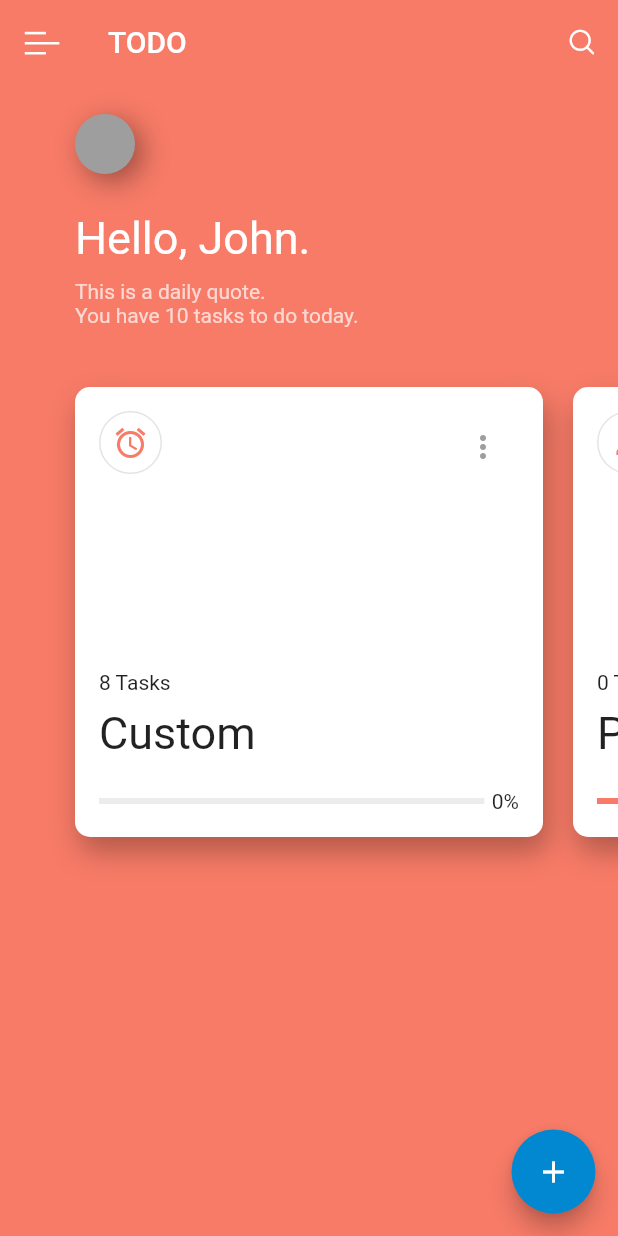
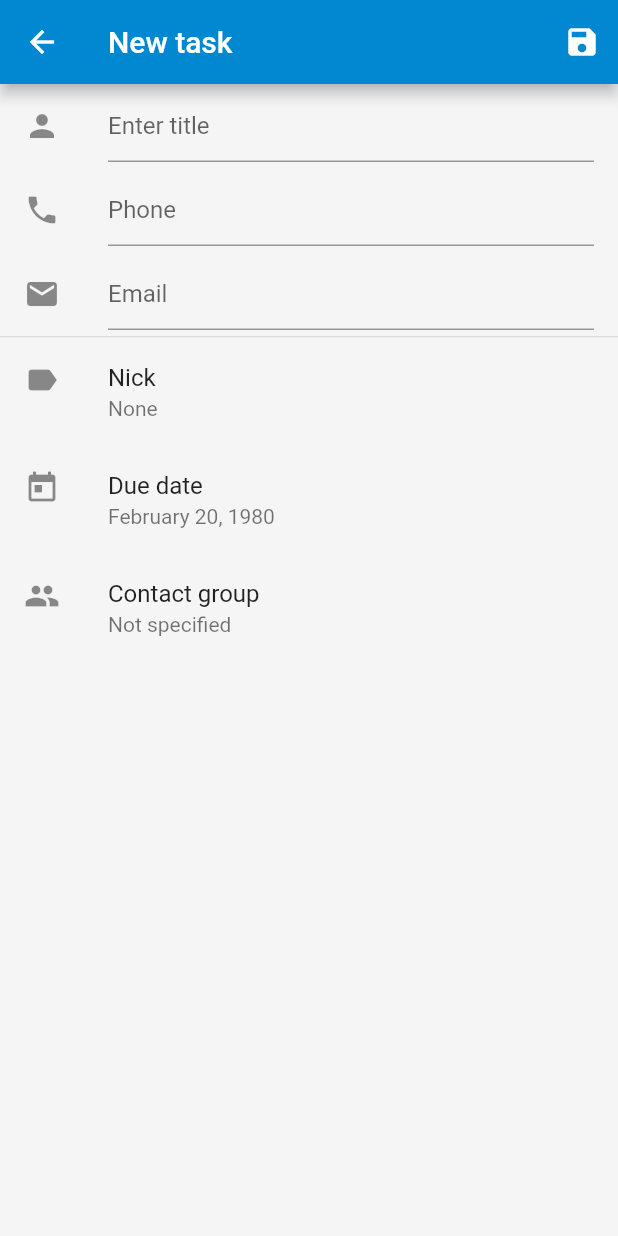
Before and after one commit to laksh22/NTYou, a Flutter app: the TodoPage screen opened directly, after a tap on the "add" icon, on a phone screen of 412 x 824 dp. Run offline on Flutter 3.47's test engine with Material 2 defaults, Android fonts, the phone set to English and light mode, and no system bars; our stand-ins replace carousel_slider, firebase_auth; missing offline and left inert: flutter_list_drag_and_drop, flutter_webview_plugin; accounts and stored records are empty; network calls fail.

Commit message:
add tasks

```diff
--- a/lib/campusbus/bus_tracker.dart
+++ b/lib/campusbus/bus_tracker.dart
@@ -161,6 +161,8 @@ class _BusPageState extends State<BusPage> {
                       0,30, MediaQuery.of(context).size
                       .width, 600.0),
                   userAgent: kAndroidUserAgent);
+              final Rect rect = new Rect.fromLTWH(0.0, 30.0, 700, 600);
+              flutterWebviewPlugin.resize(rect);
             },
             child: const Text('Go to the bus'),
             color: Colors.blue,
--- a/lib/home.dart
+++ b/lib/home.dart
@@ -95,7 +95,7 @@ class Home extends StatelessWidget {
                                       onPressed: (){
                                         Navigator.push(
                                           context,
-                                          MaterialPageRoute(builder: (context) =>BusPage()),
+                                          MaterialPageRoute(builder: (context) =>TodoPage()),
                                         );
                                     },
                                     text: 'Get some food',
--- /dev/null
+++ b/lib/todolist/AddTask.dart
@@ -0,0 +1,76 @@
+import 'dart:async';
+import 'package:tech_fest_app/getfood/SelectDish1.dart';
+import 'package:flutter/material.dart';
+import 'package:flutter/foundation.dart';
+
+
+class AddTaskPage extends StatefulWidget {
+  const AddTaskPage({Key key, this.title}) : super(key: key);
+
+  final String title;
+
+  @override
+  _AddTaskState createState() => new _AddTaskState();
+}
+
+class _AddTaskState extends State<AddTaskPage> {
+  @override
+  Widget build(BuildContext context){
+    return new Scaffold(
+      appBar: new AppBar(
+        title: new Text("New task"),
+        actions: <Widget>[
+          new IconButton(icon: const Icon(Icons.save), onPressed: () {})
+        ],
+      ),
+      body: new Column(
+        children: <Widget>[
+          new ListTile(
+            leading: const Icon(Icons.person),
+            title: new TextField(
+              decoration: new InputDecoration(
+                hintText: "Enter title",
+              ),
+            ),
+          ),
+          new ListTile(
+            leading: const Icon(Icons.phone),
+            title: new TextField(
+              decoration: new InputDecoration(
+                hintText: "Phone",
+              ),
+            ),
+          ),
+          new ListTile(
+            leading: const Icon(Icons.email),
+            title: new TextField(
+              decoration: new InputDecoration(
+                hintText: "Email",
+              ),
+            ),
+          ),
+          const Divider(
+            height: 1.0,
+          ),
+          new ListTile(
+            leading: const Icon(Icons.label),
+            title: const Text('Nick'),
+            subtitle: const Text('None'),
+          ),
+          new ListTile(
+            leading: const Icon(Icons.today),
+            title: const Text('Due date'),
+            subtitle: const Text('February 20, 1980'),
+          ),
+          new ListTile(
+            leading: const Icon(Icons.group),
+            title: const Text('Contact group'),
+            subtitle: const Text('Not specified'),
+          )
+        ],
+      ),
+    );
+  }
+
+
+}
--- a/lib/todolist/todolist_main.dart
+++ b/lib/todolist/todolist_main.dart
@@ -10,6 +10,8 @@ import 'package:flutter/foundation.dart';
 import 'CustomCheckboxTile.dart';
 import 'package:intl/intl.dart';
 import 'CustomAppBar.dart';
+import 'package:tech_fest_app/todolist/AddTask.dart';
+
 
 class ColorChoies {
   static const List<Color> colors = [
@@ -379,7 +381,12 @@ class _MyHomePageState extends State<TodoPage> with TickerProviderStateMixin {
               child: new Align(
                 alignment: Alignment.bottomRight,
                 child: new FloatingActionButton(
-                  onPressed: () {},
+                  onPressed: () {
+                    Navigator.push(
+                      context,
+                      MaterialPageRoute(builder: (context) => AddTaskPage()),
+                    );
+                  },
                   tooltip: 'Increment',
                   child: new Icon(Icons.add),
                 ),
```
Also changed, not shown: lib/studygroup/StudyGroup.dart (added).
